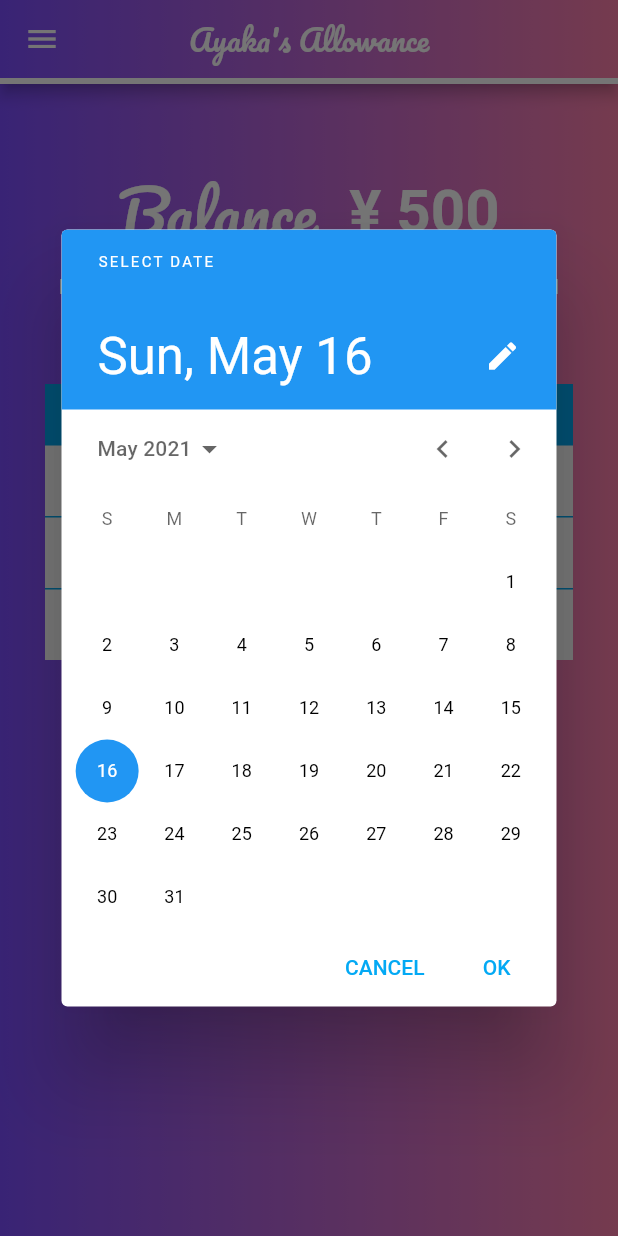
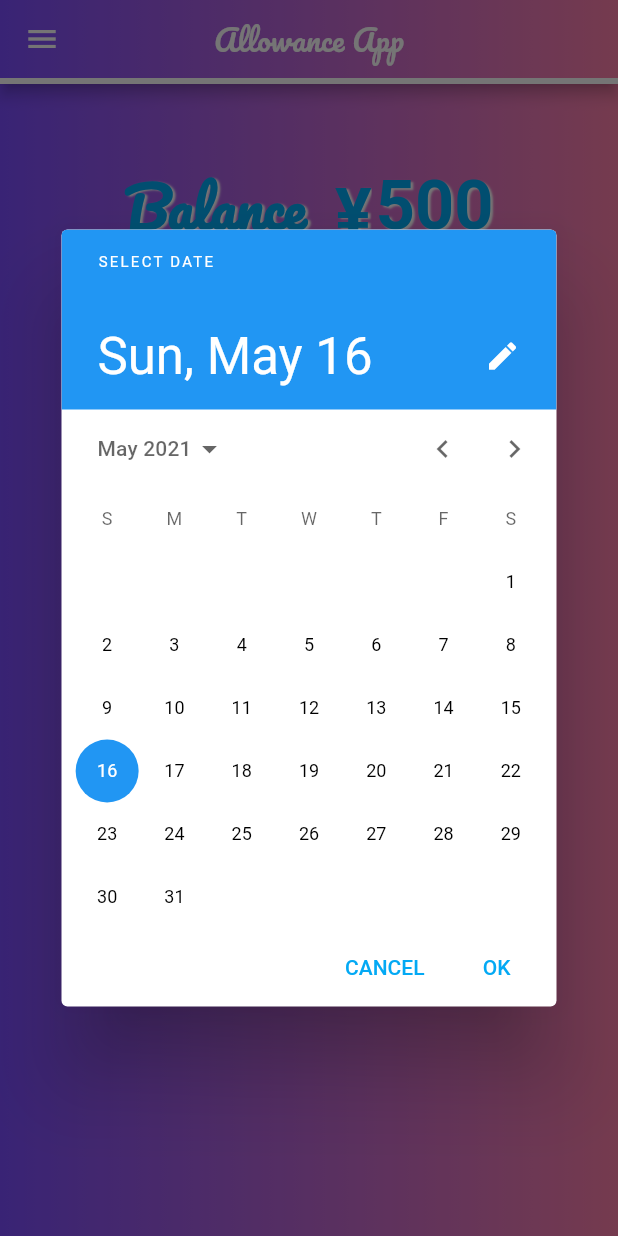
Before and after one commit to fcb1899v/allowance_flutter, a Flutter app: the screen it shows after launch, after a tap on "Select", on a phone screen of 412 x 824 dp. Run offline on Flutter 3.47's test engine with Material 2 defaults, Android fonts, the light colour scheme and no system bars; drawn by our look-alikes of percent_indicator; our stand-ins replace shared_preferences.

Commit message:
Initial Commit

```diff
--- a/lib/MainView/allowance.dart
+++ b/lib/MainView/allowance.dart
@@ -47,6 +47,7 @@ class _AllowancePageState extends State<AllowancePage> {
                   ),
                 ),
                 child: Scaffold(
+                  resizeToAvoidBottomInset: false,
                   backgroundColor: Colors.transparent,
                   appBar: mainAppBar(),
                   body: Center(
--- a/lib/MainView/amntFieldView.dart
+++ b/lib/MainView/amntFieldView.dart
@@ -24,9 +24,11 @@ class amntFieldViewState extends State<amntFieldView> {
     final prefs = await SharedPreferences.getInstance();
     viewModel.amntlist[widget.i] = prefs.getInt("amntkey${widget.i + 1}") ?? 0;
     amntcontroller = TextEditingController.fromValue(
-        TextEditingValue(text: viewModel.amntlist[widget.i].toPrice(),
-            selection: TextSelection.collapsed(offset: viewModel.amntlist[widget.i].toString().length)
-        )
+      TextEditingValue(text: viewModel.amntlist[widget.i].toPrice(),
+        selection: TextSelection.collapsed(
+          offset: viewModel.amntlist[widget.i].toPrice().length
+        ),
+      ),
     );
     // print("getAmount");
   }
@@ -44,6 +46,7 @@ class amntFieldViewState extends State<amntFieldView> {
   //金額を入力および表示するテキストフィールド
   Widget build(BuildContext context) {
     return TextField(
+      enabled: true,
       controller: amntcontroller,
       style: TextStyle(
         color: Colors.lightBlue,
@@ -64,16 +67,15 @@ class amntFieldViewState extends State<amntFieldView> {
       maxLines: 1,
       onChanged: (text) {
         print("Amount : $text");
-        if (text != "" || text != null || text.toInt(0) != null || text.toInt(0) != 0) {
+        if (text != "" || text != null || text.toInt(0) != null) {
           viewModel.saveAmnt(text.toInt(0), widget.i);
-        } else {
-          viewModel.saveAmnt(0, widget.i);
         }
         getAmount();
       },
       onTap: () {
         viewModel.saveAmnt(0, widget.i);
         getAmount();
+        amntcontroller.clear();
       },
     );
   }
--- a/lib/MainView/balanceView.dart
+++ b/lib/MainView/balanceView.dart
@@ -23,12 +23,18 @@ class balanceViewState extends State<balanceView> {
   void initState() {
     super.initState();
     setState(() {
+      viewModel.getUnit();
       viewModel.getAmntList();
     });
   }
 
   Widget build(BuildContext context) {
-    return Column(
+    return SingleChildScrollView(
+      scrollDirection: Axis.vertical,
+      child: FittedBox(
+        child: Container(
+          padding: EdgeInsets.only(left: 50, right: 50,),
+          child: Column(
             mainAxisAlignment: MainAxisAlignment.center,
             children: <Widget>[
               Row(
@@ -37,16 +43,55 @@ class balanceViewState extends State<balanceView> {
                   Text(
                     'Balance  ',
                     style: TextStyle(
+                      color: Colors.lightBlue,
+                      fontSize: 40,
+                      fontWeight: FontWeight.bold,
+                      shadows: <Shadow>[Shadow(
+                        offset: Offset(2.0, 1.0),
+                        blurRadius: 1.0,
                         color: Colors.white,
-                  fontSize: 40,
+                      )],
                       fontFamily: 'Pacifico',
                     ),
                   ),
-              Text(widget.allowance.toBalance(viewModel.amntlist).toBalancePrice(),
+                  DropdownButton <String>(
+                    value: viewModel.unitvalue,
+                    style: const TextStyle(
+                      color: Colors.lightBlue,
+                      fontSize: 50,
+                      fontWeight: FontWeight.bold,
+                      shadows: <Shadow>[Shadow(
+                        offset: Offset(2.0, 1.0),
+                        blurRadius: 1.0,
+                        color: Colors.white,
+                      )],
+                    ),
+                    icon:  Icon(CupertinoIcons.minus, size: 0.1),
+                    underline: SizedBox(),
+                    onChanged: (String? newValue) {
+                      viewModel.saveUnit(newValue!);
+                      setState(() {
+                        viewModel.getUnit();
+                      });
+                    },
+                    items: <String>["¥", "\$", "€", "£",]
+                        .map<DropdownMenuItem<String>>((String value) {
+                      return DropdownMenuItem<String>(
+                        value: value,
+                        child: Text(value),
+                      );
+                    }).toList(),
+                  ),
+                  Text(widget.allowance.toBalance(viewModel.amntlist).toString(),
                     style: TextStyle(
+                      color: Colors.lightBlue,
+                      fontSize: 50,
+                      fontWeight: FontWeight.bold,
+                      shadows: <Shadow>[Shadow(
+                        offset: Offset(2.0, 1.0),
+                        blurRadius: 1.0,
                         color: Colors.white,
-                  fontSize: 40,
-                  fontWeight: FontWeight.bold,
+                      )],
                     ),
                   ),
                 ],
@@ -63,7 +108,10 @@ class balanceViewState extends State<balanceView> {
                 backgroundColor: Colors.white,
                 progressColor: Colors.lightBlue,
               ),
-        ]
+            ],
+          ),
+        ),
+      ),
     );
   }
 }
--- a/lib/MainView/descFieldView.dart
+++ b/lib/MainView/descFieldView.dart
@@ -15,16 +15,18 @@ class descFieldViewState extends State<descFieldView> {
   final mainViewModel viewModel;
   descFieldViewState(this.viewModel);
 
-  var descController = TextEditingController();
+  var desccontroller = TextEditingController();
 
   //データ取得用関数
   void getDescription() async {
     final prefs = await SharedPreferences.getInstance();
     viewModel.desclist[widget.i] = prefs.getString("desckey${widget.i + 1}") ?? "";
-    descController = TextEditingController.fromValue(
-        TextEditingValue(text: viewModel.desclist[widget.i],
-            selection: TextSelection.collapsed(offset: viewModel.desclist[widget.i].length)
-        )
+    desccontroller = TextEditingController.fromValue(
+      TextEditingValue(text: viewModel.desclist[widget.i],
+        selection: TextSelection.collapsed(
+            offset: viewModel.desclist[widget.i].length
+        ),
+      ),
     );
     // print("getAmount");
   }
@@ -34,6 +36,7 @@ class descFieldViewState extends State<descFieldView> {
   void initState() {
     super.initState();
     setState(() {
+      viewModel.getCounter();
       getDescription();
     });
   }
@@ -41,7 +44,8 @@ class descFieldViewState extends State<descFieldView> {
   //テキストフィールドの表示
   Widget build(BuildContext context) {
     return TextField(
-      controller: descController,
+      enabled: true,
+      controller: desccontroller,
       style: TextStyle(
         color: Colors.lightBlue,
         fontWeight: FontWeight.bold,
@@ -59,17 +63,14 @@ class descFieldViewState extends State<descFieldView> {
       ),
       maxLines: 1,
       onChanged: (text) {
-        print("Description : $text");
         if (text != null) {
           viewModel.saveDesc(text, widget.i);
-        } else {
-          viewModel.saveDesc("", widget.i);
+          print("Description : $text");
         }
+      },
+      onTap: () {
+        viewModel.saveDesc("", widget.i);
         getDescription();
-      },
-      onTap: (){
-        viewModel.saveDesc("", widget.i);
-        descController.clear();
       },
     );
   }
--- a/lib/MainView/mainViewModel.dart
+++ b/lib/MainView/mainViewModel.dart
@@ -5,6 +5,9 @@ class mainViewModel extends Model {
 
   int _counter = 3;
   int get counter => _counter;
+
+  String _unitvalue = "¥";
+  String get unitvalue => _unitvalue;
 
   List<int> _amntlist = [0, 0, 0, 0, 0, 0, 0, 0, 0, 0,];
   List<int> get amntlist => _amntlist;
@@ -45,6 +48,22 @@ class mainViewModel extends Model {
     notifyListeners();
   }
 
+  void getUnit() async {
+    final prefs = await SharedPreferences.getInstance();
+    _unitvalue = prefs.getString("unitkey") ?? "¥";
+    print("getUnit : ${_unitvalue}");
+    notifyListeners();
+  }
+
+  void saveUnit(String? unit) async {
+    final prefs = await SharedPreferences.getInstance();
+    if (unit != null || unit != "") {
+      await prefs.setString("unitkey", unit!);
+    }
+    print("saveUnit : ${_unitvalue}");
+    notifyListeners();
+  }
+
   void getDesc(int i) async {
     final prefs = await SharedPreferences.getInstance();
     desclist[i] = prefs.getString("desckey${i + 1}") ?? "";
@@ -77,7 +96,7 @@ class mainViewModel extends Model {
 
   void getAmntList() async {
     getCounter();
-    for (int i = 0; i < _counter; i++) {
+    for (int i = 0; i < counter; i++) {
       getAmnt(i);
       print("$i");
     }
@@ -85,9 +104,11 @@ class mainViewModel extends Model {
     notifyListeners();
   }
 
-  void saveAmnt(int amnt, int i) async {
+  void saveAmnt(int? amnt, int i) async {
     final prefs = await SharedPreferences.getInstance();
-    await prefs.setInt("amntkey${i + 1}", amnt);
+    if (amnt != null) {
+      await prefs.setInt("amntkey${i + 1}", amnt);
+    }
     print("saveAmnt");
     notifyListeners();
   }
--- a/lib/MainView/spendSpreadSheet.dart
+++ b/lib/MainView/spendSpreadSheet.dart
@@ -39,6 +39,18 @@ class spendSpreadSheetState extends State<spendSpreadSheet> {
     );
   }
 
+  Text unitText() {
+    return Text(viewModel.unitvalue,
+        style: TextStyle(
+          color: Colors.lightBlue,
+          fontSize: 16,
+          fontWeight: FontWeight.bold,
+        ),
+        textAlign: TextAlign.right,
+    );
+  }
+
+
   List<DataRow> getDataRows() {
     List<DataRow> datarows = [];
     for (var i = 0; i < viewModel.counter; i++) {
@@ -46,6 +58,7 @@ class spendSpreadSheetState extends State<spendSpreadSheet> {
         cells: <DataCell>[
           DataCell(datePickerView(i),),
           DataCell(descFieldView(viewModel, i),),
+          DataCell(unitText(),),
           DataCell(amntFieldView(viewModel, i),),
         ],
       ));
@@ -62,14 +75,14 @@ class spendSpreadSheetState extends State<spendSpreadSheet> {
               dividerColor: Colors.lightBlue
           ),
           child: Container(
-            width: MediaQuery.of(context).size.width - 60,
             decoration: BoxDecoration(
               borderRadius: BorderRadius.circular(100),
             ),
+            padding: EdgeInsets.only(left: 20, right: 20,),
             child: DataTable(
               headingRowHeight: 40,
               showCheckboxColumn: true,
-              columnSpacing: 30,
+              columnSpacing: 10,
               decoration: BoxDecoration(
                 color: Colors.white,
               ),
@@ -79,6 +92,7 @@ class spendSpreadSheetState extends State<spendSpreadSheet> {
               columns: <DataColumn>[
                 dataColumnTitle("Date"),
                 dataColumnTitle("Description"),
+                dataColumnTitle(""),
                 dataColumnTitle("Amount"),
               ],
               rows: getDataRows(),
--- a/lib/SpendAllowance.dart
+++ b/lib/SpendAllowance.dart
@@ -5,7 +5,7 @@ extension IntExt on int {
   }
 
   String toPrice() {
-    return (this > 0) ? "¥ ${this.toRadixString(10)}" : "";
+    return (this > 0) ? "${this.toRadixString(10)}" : "";
   }
 }
 
--- a/lib/main.dart
+++ b/lib/main.dart
@@ -19,7 +19,7 @@ Future main() async {
 
 class MyApp extends StatelessWidget {
 
-  static final String title = "Ayaka's Allowance";
+  static final String title = "Allowance App";
 
   @override
   Widget build(BuildContext context) {
@@ -34,7 +34,7 @@ class MyApp extends StatelessWidget {
         ),
         visualDensity: VisualDensity.adaptivePlatformDensity,
       ),
-      home:MainPage(title: title),
+      home: MainPage(title: title),
     );
   }
 }
```
Lines whose indentation alone changed are shown as unchanged.
